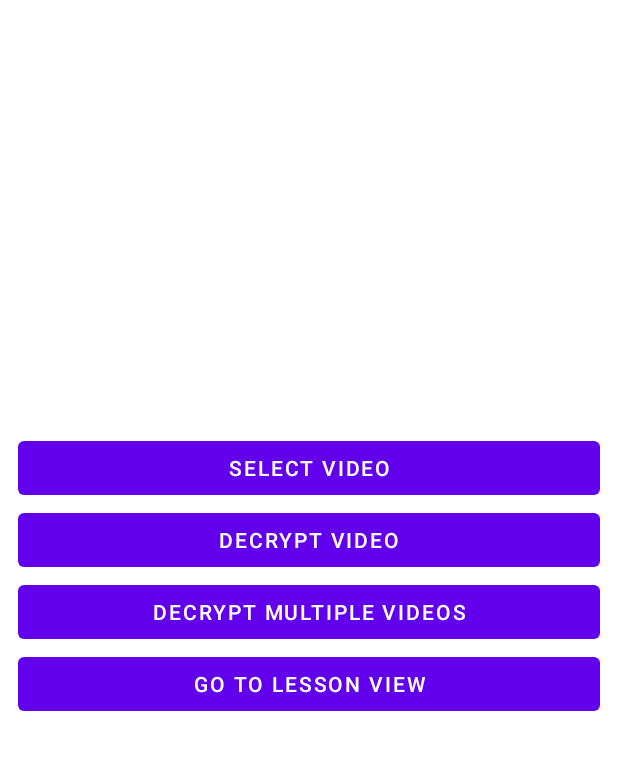
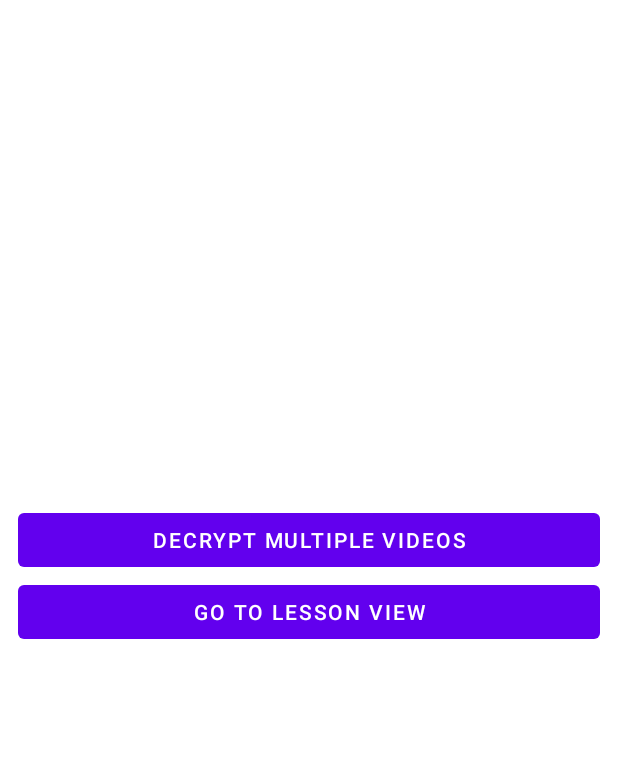
Before and after one commit to Ikami-Mercy/VideoEncryptionSampleApp, an Android app: the screen it shows after launch (MainActivity), after a tap on "GO TO LESSON VIEW", on a phone screen of 412 x 824 dp, the part 84-854 px from its top. Run offline under Robolectric (Android 15) with nearby library versions, the phone set to English and light mode, and no system bars.

Commit message:
Code clean up
Code clean up
Update video storage folder to app's internal storage

```diff
--- a/app/src/main/java/com/ikami/encryptionsample/MainActivity.kt
+++ b/app/src/main/java/com/ikami/encryptionsample/MainActivity.kt
@@ -54,8 +54,9 @@ class MainActivity : AppCompatActivity() {
 
                     contentResolver.openInputStream(it)
                         ?.let { it1 ->
-                            encryptionUtils.encryptVideo(it1, masterKey, videoFileCount)
+                            encryptionUtils.encryptVideo(it1, masterKey, videoFileCount, this)
                             videoFileCount++
+
                         }
 
 
@@ -73,7 +74,8 @@ class MainActivity : AppCompatActivity() {
                             encryptionUtils.decryptVideo(
                                 it1,
                                 masterKey,
-                                decryptedVideoFileCount
+                                decryptedVideoFileCount,
+                                this
                             )
                             decryptedVideoFileCount++
                         }
@@ -107,12 +109,7 @@ class MainActivity : AppCompatActivity() {
 
         }
         findViewById<Button>(R.id.button_lesson_view).setOnClickListener {
-            Log.e("ByteArray generated is", "->${Constants.IV.toByteArray()}")
 
-            val generatedIv= encryptionUtils.generateIV(Constants.IV.toByteArray())
-            Log.e("generatedIv is", "->${generatedIv}")
-            Log.e("tHE new generated IV: ", "->${encryptionUtils.generateIV(Constants.IV.toByteArray())}")
-            Log.e("generatedIv is equals to new generated IV: ", "->${generatedIv == encryptionUtils.generateIV(Constants.IV.toByteArray())}")
         }
 
     }
--- a/app/src/main/java/com/ikami/encryptionsample/utils/Constants.kt
+++ b/app/src/main/java/com/ikami/encryptionsample/utils/Constants.kt
@@ -2,5 +2,5 @@ package com.ikami.encryptionsample.utils
 
 object Constants {
     const val MASTER_KEY = "nwA+DiA4xdDt9EzjfpzMbg=="
-    const val IV = "0BJfT9I5Xsii/rk9MPM58g=="
+    const val IV = "/vqPgviPX3+dEyskiLc6mg=="
 }
--- a/app/src/main/java/com/ikami/encryptionsample/utils/DeviceIdEncryptionUtil.kt
+++ b/app/src/main/java/com/ikami/encryptionsample/utils/DeviceIdEncryptionUtil.kt
@@ -1,5 +1,6 @@
 package com.ikami.encryptionsample.utils
 
+import android.annotation.SuppressLint
 import android.content.Context
 import android.provider.Settings
 import android.util.Log
@@ -19,7 +20,6 @@ class DeviceIdEncryptionUtil {
         base64Video: InputStream,
         counter:Int
     ) {
-        println("encryptFile2222222 called ======")
         try {
             val secretKeySpec = SecretKeySpec(encryptionKey.toByteArray(), "AES")
             val cipher = Cipher.getInstance("AES")
@@ -41,6 +41,7 @@ class DeviceIdEncryptionUtil {
 
     }
 
+    @SuppressLint("HardwareIds")
     open fun getDeviceIMEI(ctx: Context): String {
         var deviceID = Settings.Secure.getString(
             ctx.contentResolver,
@@ -50,7 +51,7 @@ class DeviceIdEncryptionUtil {
             deviceID = deviceID.substring(0, 16)
         }
 
-        Log.i("deviceID", "${deviceID.substring(0, 5)}")
+        Log.i("deviceID", deviceID.substring(0, 5))
         return deviceID
     }
 
--- a/app/src/main/res/layout/activity_main.xml
+++ b/app/src/main/res/layout/activity_main.xml
@@ -6,18 +6,20 @@
     android:orientation="vertical"
     android:gravity="center"
     android:padding="12dp"
-    tools:context=".MainActivityBackup">
+    tools:context=".MainActivity">
 
     <Button
         android:id="@+id/button_select_video"
         android:layout_width="match_parent"
         android:layout_height="wrap_content"
+        android:visibility="gone"
         android:text="Select Video" />
 
     <Button
         android:id="@+id/button_decrypt_video"
         android:layout_width="match_parent"
         android:layout_height="wrap_content"
+        android:visibility="gone"
         android:text="Decrypt Video" />
 
     <Button
```
Also changed, not shown: app/src/main/java/com/ikami/encryptionsample/utils/EncryptionUtil.kt (+5 -3 lines), app/src/main/java/com/ikami/encryptionsample/utils/FileUtil.kt (+23 -0 lines), app/src/main/java/com/ikami/encryptionsample/workers/DecryptionWorker.kt (+8 -13 lines).
